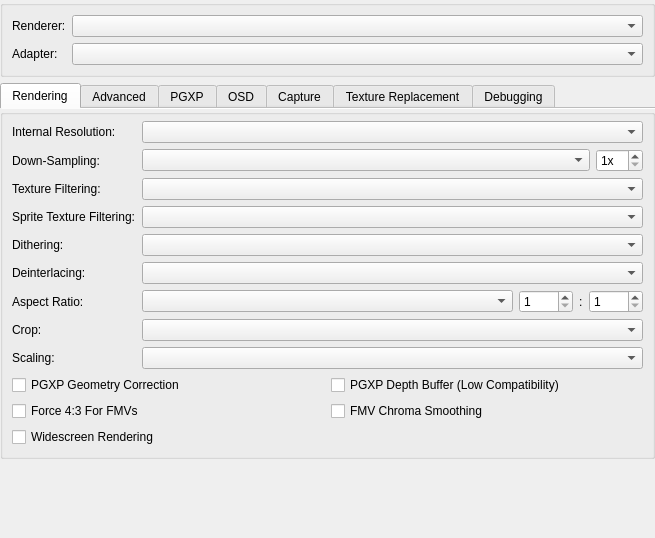
Qt form src/duckstation-qt/graphicssettingswidget.ui (kofxi3584karlayang/duckstation) before a commit.
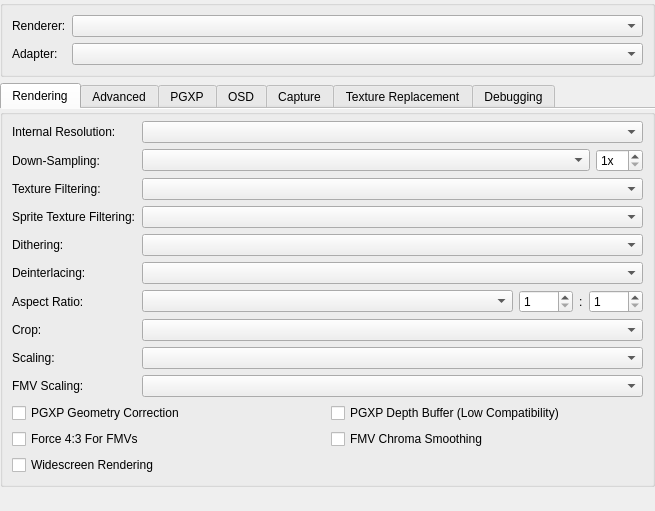
The same form after that commit. Icons and pictures are not drawn.

Commit message: GPU: Add separate scaling and FMV scaling options

What changed in the file:
```diff
--- a/src/duckstation-qt/graphicssettingswidget.ui
+++ b/src/duckstation-qt/graphicssettingswidget.ui
@@ -7,7 +7,7 @@
     <x>0</x>
     <y>0</y>
     <width>655</width>
-    <height>538</height>
+    <height>511</height>
    </rect>
   </property>
   <property name="windowTitle">
@@ -227,7 +227,17 @@
           <item row="8" column="1">
            <widget class="QComboBox" name="displayScaling"/>
           </item>
-          <item row="9" column="0" colspan="2">
+          <item row="9" column="0">
+           <widget class="QLabel" name="label_9">
+            <property name="text">
+             <string>FMV Scaling:</string>
+            </property>
+           </widget>
+          </item>
+          <item row="9" column="1">
+           <widget class="QComboBox" name="displayScaling24Bit"/>
+          </item>
+          <item row="10" column="0" colspan="2">
            <layout class="QGridLayout" name="gridLayout_2">
             <item row="2" column="0">
              <widget class="QCheckBox" name="force43For24Bit">
```
Left out of the diff: 6 changed lines with no effect on the pictures. The commit also changes 12 other files.
